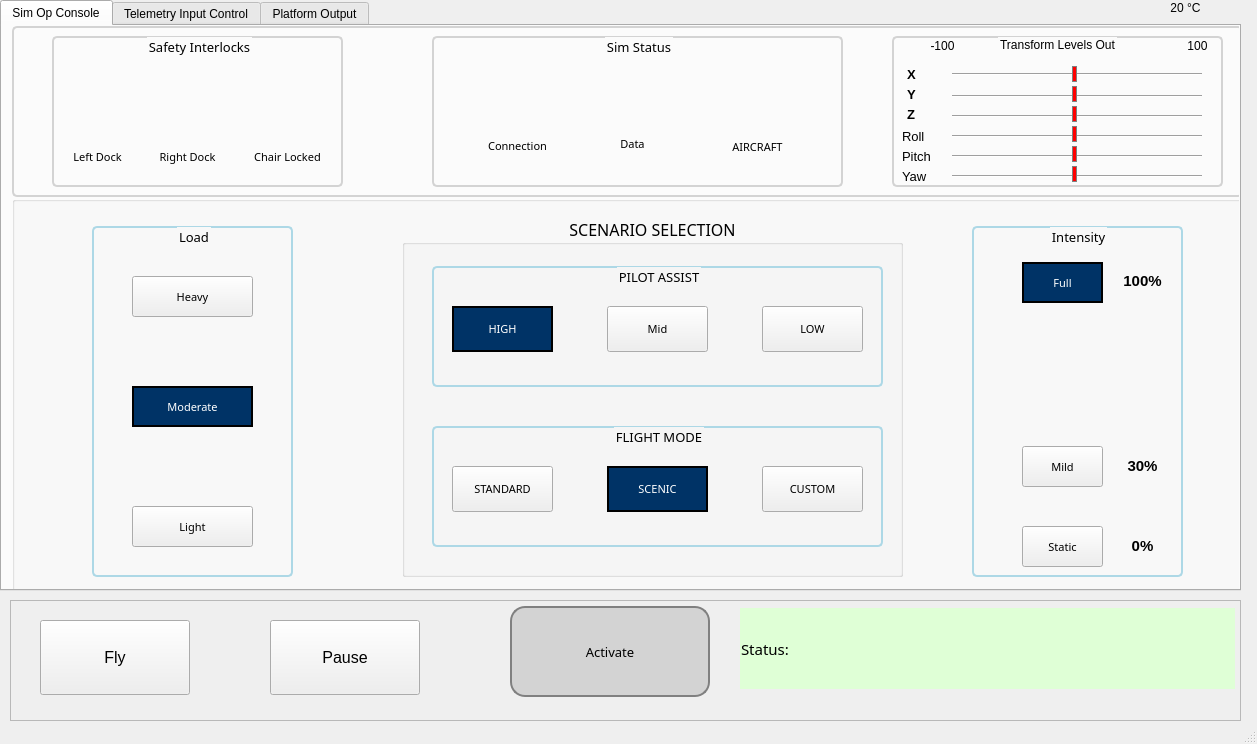
Qt form SimInterface_1280.ui (michaelmargolis/SimOpConsole) before a commit.
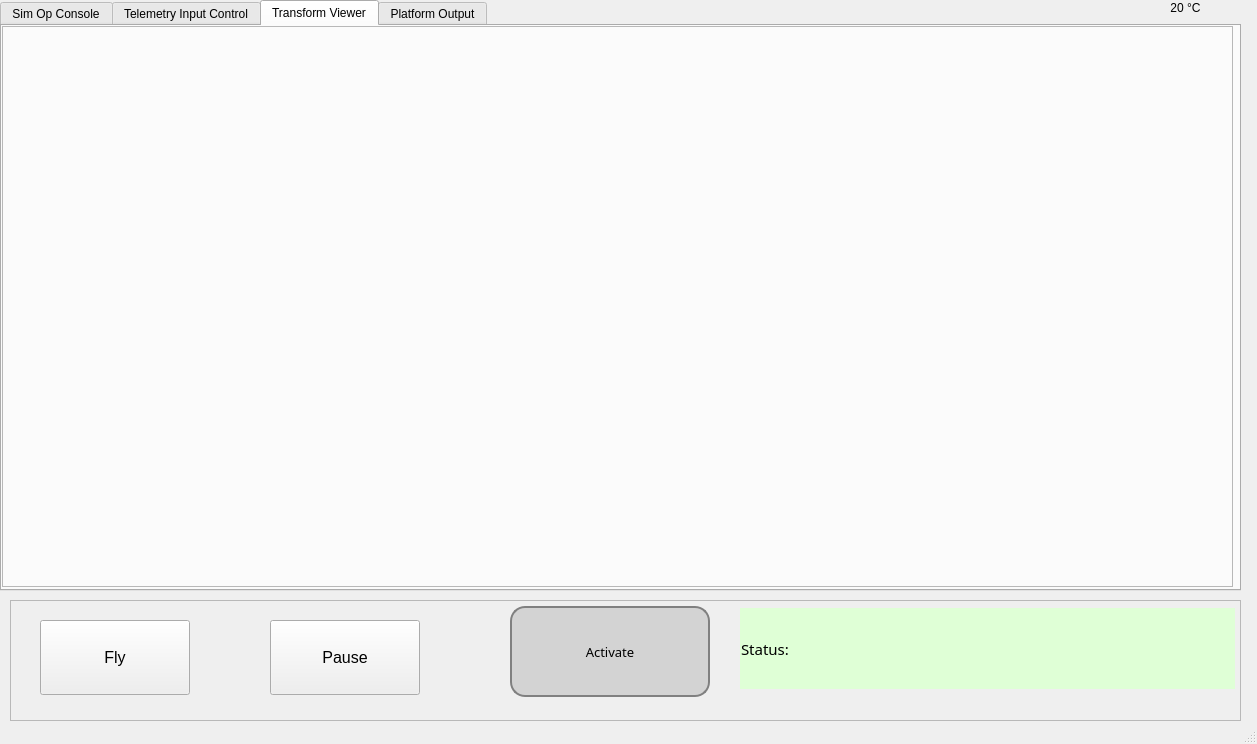
The same form after that commit. The open tabs and pages were chosen to show the change. Icons and pictures are not drawn.

Commit message: initial commit of viewer to show pre and post washout transforms added tab in UI for transform viewer

The edit to the form file:
```diff
--- a/SimInterface_1280.ui
+++ b/SimInterface_1280.ui
@@ -2348,6 +2348,27 @@
       </widget>
      </widget>
     </widget>
+    <widget class="QWidget" name="tab_transform_viewer">
+     <attribute name="title">
+      <string>Transform Viewer</string>
+     </attribute>
+     <widget class="QFrame" name="frm_transform_viewer">
+      <property name="geometry">
+       <rect>
+        <x>0</x>
+        <y>0</y>
+        <width>1231</width>
+        <height>561</height>
+       </rect>
+      </property>
+      <property name="frameShape">
+       <enum>QFrame::StyledPanel</enum>
+      </property>
+      <property name="frameShadow">
+       <enum>QFrame::Raised</enum>
+      </property>
+     </widget>
+    </widget>
     <widget class="QWidget" name="tab_output">
      <attribute name="title">
       <string>Platform Output</string>
```
The commit also changes 2 other files.
